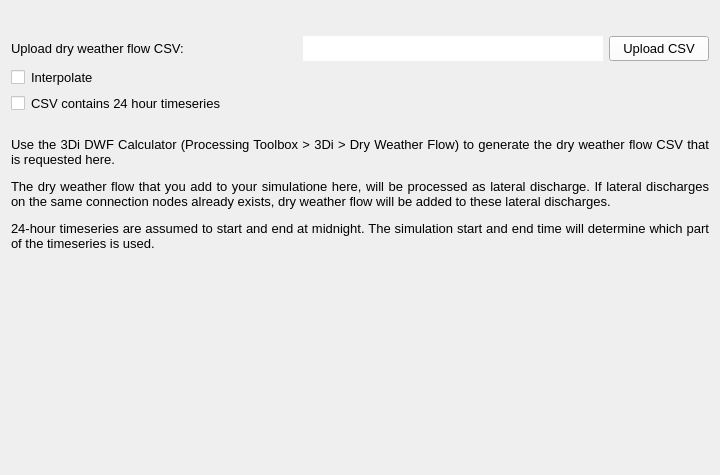
nens/threedi-api-qgis-client, file threedi_models_and_simulations/ui/simulation_wizard/page_dwf.ui: the form before one commit.
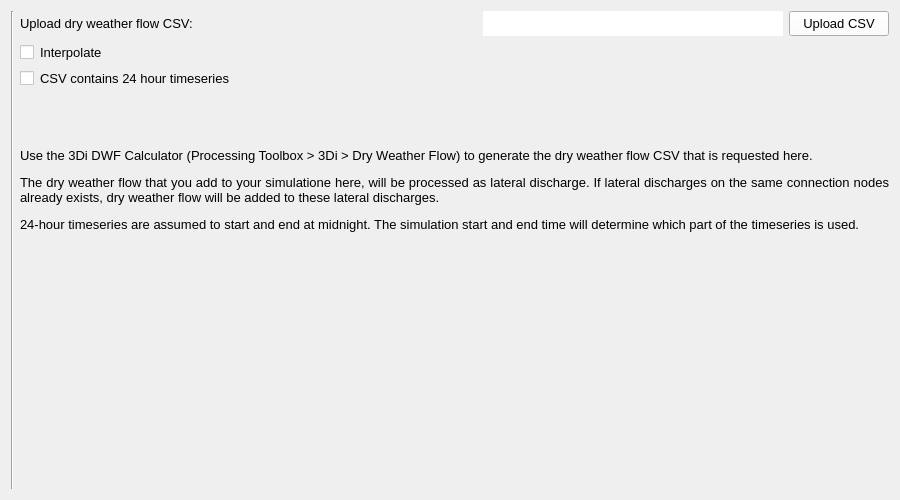
The form after the commit.

Commit message: Changed the way of showing progress of the simulation wizard.

```diff
--- a/threedi_models_and_simulations/ui/simulation_wizard/page_dwf.ui
+++ b/threedi_models_and_simulations/ui/simulation_wizard/page_dwf.ui
@@ -6,8 +6,8 @@
    <rect>
     <x>0</x>
     <y>0</y>
-    <width>720</width>
-    <height>475</height>
+    <width>900</width>
+    <height>500</height>
    </rect>
   </property>
   <property name="minimumSize">
@@ -63,43 +63,83 @@
    <string>Form</string>
   </property>
   <layout class="QGridLayout" name="gridLayout">
-   <item row="15" column="0">
-    <spacer name="verticalSpacer_4">
-     <property name="orientation">
-      <enum>Qt::Vertical</enum>
-     </property>
-     <property name="sizeHint" stdset="0">
-      <size>
-       <width>20</width>
-       <height>40</height>
-      </size>
-     </property>
-    </spacer>
-   </item>
-   <item row="1" column="0">
-    <spacer name="verticalSpacer_2">
-     <property name="orientation">
-      <enum>Qt::Vertical</enum>
-     </property>
-     <property name="sizeType">
-      <enum>QSizePolicy::Fixed</enum>
-     </property>
-     <property name="sizeHint" stdset="0">
-      <size>
-       <width>20</width>
-       <height>25</height>
-      </size>
-     </property>
-    </spacer>
-   </item>
-   <item row="0" column="0">
-    <layout class="QVBoxLayout" name="svg_lout">
-     <property name="bottomMargin">
-      <number>0</number>
-     </property>
+   <item row="4" column="2">
+    <layout class="QHBoxLayout" name="horizontalLayout_4">
+     <item>
+      <widget class="QCheckBox" name="cb_interpolate_dwf">
+       <property name="minimumSize">
+        <size>
+         <width>14</width>
+         <height>14</height>
+        </size>
+       </property>
+       <property name="maximumSize">
+        <size>
+         <width>14</width>
+         <height>14</height>
+        </size>
+       </property>
+       <property name="font">
+        <font>
+         <family>Segoe UI</family>
+         <pointsize>10</pointsize>
+        </font>
+       </property>
+       <property name="layoutDirection">
+        <enum>Qt::RightToLeft</enum>
+       </property>
+       <property name="styleSheet">
+        <string notr="true">QCheckBox{background-color: white;}</string>
+       </property>
+       <property name="text">
+        <string/>
+       </property>
+       <property name="checked">
+        <bool>false</bool>
+       </property>
+      </widget>
+     </item>
+     <item>
+      <widget class="QLabel" name="label_11">
+       <property name="minimumSize">
+        <size>
+         <width>75</width>
+         <height>20</height>
+        </size>
+       </property>
+       <property name="maximumSize">
+        <size>
+         <width>16777215</width>
+         <height>16777215</height>
+        </size>
+       </property>
+       <property name="font">
+        <font>
+         <family>Segoe UI</family>
+         <pointsize>10</pointsize>
+        </font>
+       </property>
+       <property name="text">
+        <string>Interpolate</string>
+       </property>
+      </widget>
+     </item>
     </layout>
    </item>
-   <item row="5" column="0">
+   <item row="3" column="1" rowspan="12">
+    <widget class="Line" name="line">
+     <property name="sizePolicy">
+      <sizepolicy hsizetype="Fixed" vsizetype="Expanding">
+       <horstretch>0</horstretch>
+       <verstretch>0</verstretch>
+      </sizepolicy>
+     </property>
+     <property name="orientation">
+      <enum>Qt::Vertical</enum>
+     </property>
+    </widget>
+   </item>
+   <item row="3" column="2">
     <layout class="QHBoxLayout" name="horizontalLayout_5">
      <property name="bottomMargin">
       <number>0</number>
@@ -167,6 +207,7 @@
        </property>
        <property name="font">
         <font>
+         <family>Segoe UI</family>
          <pointsize>10</pointsize>
         </font>
        </property>
@@ -214,7 +255,65 @@
      </item>
     </layout>
    </item>
-   <item row="7" column="0">
+   <item row="14" column="2">
+    <spacer name="horizontalSpacer">
+     <property name="orientation">
+      <enum>Qt::Horizontal</enum>
+     </property>
+     <property name="sizeHint" stdset="0">
+      <size>
+       <width>40</width>
+       <height>20</height>
+      </size>
+     </property>
+    </spacer>
+   </item>
+   <item row="13" column="2">
+    <spacer name="verticalSpacer_4">
+     <property name="orientation">
+      <enum>Qt::Vertical</enum>
+     </property>
+     <property name="sizeHint" stdset="0">
+      <size>
+       <width>20</width>
+       <height>40</height>
+      </size>
+     </property>
+    </spacer>
+   </item>
+   <item row="12" column="2">
+    <widget class="QLabel" name="label">
+     <property name="sizePolicy">
+      <sizepolicy hsizetype="Preferred" vsizetype="Minimum">
+       <horstretch>0</horstretch>
+       <verstretch>0</verstretch>
+      </sizepolicy>
+     </property>
+     <property name="text">
+      <string>&lt;html&gt;&lt;head/&gt;&lt;body&gt;&lt;p align=&quot;justify&quot;&gt;&lt;br/&gt;&lt;span style=&quot; font-size:10pt;&quot;&gt;Use the 3Di DWF Calculator (Processing Toolbox &amp;gt; 3Di &amp;gt; Dry Weather Flow) to generate the dry weather flow CSV that is requested here.&lt;/span&gt;&lt;/p&gt;&lt;p align=&quot;justify&quot;&gt;&lt;span style=&quot; font-size:10pt;&quot;&gt;The dry weather flow that you add to your simulatione here, will be processed as lateral discharge. If lateral discharges on the same connection nodes already exists, dry weather flow will be added to these lateral discharges.&lt;/span&gt;&lt;/p&gt;&lt;p align=&quot;justify&quot;&gt;&lt;span style=&quot; font-size:10pt;&quot;&gt;24-hour timeseries are assumed to start and end at midnight. The simulation start and end time will determine which part of the timeseries is used.&lt;/span&gt;&lt;/p&gt;&lt;/body&gt;&lt;/html&gt;</string>
+     </property>
+     <property name="textFormat">
+      <enum>Qt::RichText</enum>
+     </property>
+     <property name="wordWrap">
+      <bool>true</bool>
+     </property>
+    </widget>
+   </item>
+   <item row="3" column="0" rowspan="12">
+    <layout class="QVBoxLayout" name="wizard_steps_layout">
+     <property name="leftMargin">
+      <number>0</number>
+     </property>
+     <property name="rightMargin">
+      <number>0</number>
+     </property>
+     <property name="bottomMargin">
+      <number>0</number>
+     </property>
+    </layout>
+   </item>
+   <item row="5" column="2">
     <layout class="QHBoxLayout" name="horizontalLayout">
      <property name="bottomMargin">
       <number>0</number>
@@ -354,6 +453,7 @@
        </property>
        <property name="font">
         <font>
+         <family>Segoe UI</family>
          <pointsize>10</pointsize>
         </font>
        </property>
@@ -364,87 +464,6 @@
      </item>
     </layout>
    </item>
-   <item row="6" column="0">
-    <layout class="QHBoxLayout" name="horizontalLayout_4">
-     <item>
-      <widget class="QCheckBox" name="cb_interpolate_dwf">
-       <property name="minimumSize">
-        <size>
-         <width>14</width>
-         <height>14</height>
-        </size>
-       </property>
-       <property name="maximumSize">
-        <size>
-         <width>14</width>
-         <height>14</height>
-        </size>
-       </property>
-       <property name="font">
-        <font>
-         <family>Segoe UI</family>
-         <pointsize>10</pointsize>
-        </font>
-       </property>
-       <property name="layoutDirection">
-        <enum>Qt::RightToLeft</enum>
-       </property>
-       <property name="styleSheet">
-        <string notr="true">QCheckBox{background-color: white;}</string>
-       </property>
-       <property name="text">
-        <string/>
-       </property>
-       <property name="checked">
-        <bool>false</bool>
-       </property>
-      </widget>
-     </item>
-     <item>
-      <widget class="QLabel" name="label_11">
-       <property name="minimumSize">
-        <size>
-         <width>75</width>
-         <height>20</height>
-        </size>
-       </property>
-       <property name="maximumSize">
-        <size>
-         <width>16777215</width>
-         <height>16777215</height>
-        </size>
-       </property>
-       <property name="font">
-        <font>
-         <pointsize>10</pointsize>
-        </font>
-       </property>
-       <property name="text">
-        <string>Interpolate</string>
-       </property>
-      </widget>
-     </item>
-    </layout>
-   </item>
-   <item row="14" column="0">
-    <widget class="QLabel" name="label">
-     <property name="sizePolicy">
-      <sizepolicy hsizetype="Preferred" vsizetype="Minimum">
-       <horstretch>0</horstretch>
-       <verstretch>0</verstretch>
-      </sizepolicy>
-     </property>
-     <property name="text">
-      <string>&lt;html&gt;&lt;head/&gt;&lt;body&gt;&lt;p align=&quot;justify&quot;&gt;&lt;br/&gt;&lt;span style=&quot; font-size:10pt;&quot;&gt;Use the 3Di DWF Calculator (Processing Toolbox &amp;gt; 3Di &amp;gt; Dry Weather Flow) to generate the dry weather flow CSV that is requested here.&lt;/span&gt;&lt;/p&gt;&lt;p align=&quot;justify&quot;&gt;&lt;span style=&quot; font-size:10pt;&quot;&gt;The dry weather flow that you add to your simulatione here, will be processed as lateral discharge. If lateral discharges on the same connection nodes already exists, dry weather flow will be added to these lateral discharges.&lt;/span&gt;&lt;/p&gt;&lt;p align=&quot;justify&quot;&gt;&lt;span style=&quot; font-size:10pt;&quot;&gt;24-hour timeseries are assumed to start and end at midnight. The simulation start and end time will determine which part of the timeseries is used.&lt;/span&gt;&lt;/p&gt;&lt;/body&gt;&lt;/html&gt;</string>
-     </property>
-     <property name="textFormat">
-      <enum>Qt::RichText</enum>
-     </property>
-     <property name="wordWrap">
-      <bool>true</bool>
-     </property>
-    </widget>
-   </item>
   </layout>
  </widget>
  <resources/>
```
The commit also changes 20 other files.
